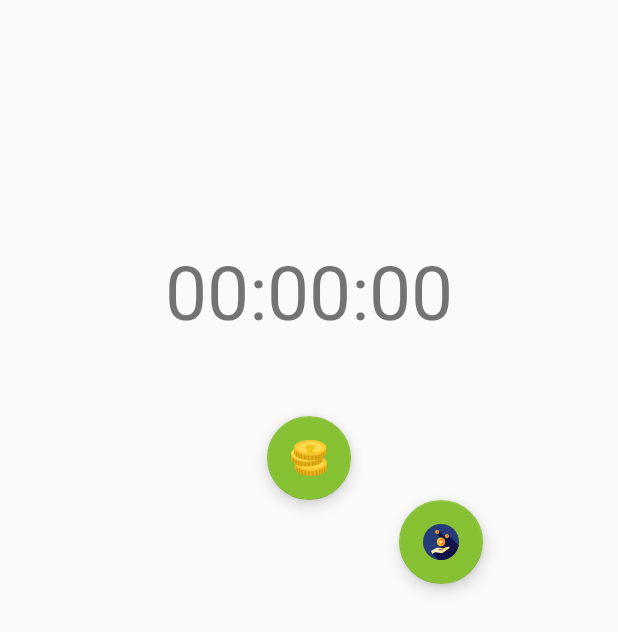
After one commit to RIZKYWAHYUS/Matapp, an Android app: the NyobaTimer screen opened directly, with no data from a screen before it, on a phone screen of 412 x 824 dp. The commit adds this screen. Shown: the top 632 px of the screen. Run offline under Robolectric (Android 15) with nearby library versions, the phone set to English and light mode, and no system bars; our stand-ins replace ButterKnife; libraries missing offline, so code that uses them is left out: io.realm; 2 statements that could not run were skipped.

Commit message:
modified:   app/build.gradle 	modified:   app/src/main/AndroidManifest.xml 	modified:   app/src/main/java/com/example/user/matapp/Fragment1.java 	new file:   app/src/main/java/com/example/user/matapp/MyService.java 	new file:   app/src/main/java/com/example/user/matapp/NyobaTimer.java 	new file:   app/src/main/java/com/example/user/matapp/ScreenReceiver.java 	new file:   app/src/main/res/layout/activity_nyoba_timer.xml 	modified:   app/src/main/res/layout/fragment_4.xml 	modified:   build.gradle

```diff
--- a/app/src/main/AndroidManifest.xml
+++ b/app/src/main/AndroidManifest.xml
@@ -68,10 +68,11 @@
                 android:name="android.support.PARENT_ACTIVITY"
                 android:value="com.example.user.matapp.Main2Activity" />
         </activity>
-        <activity android:name=".LeaderboardAsli"></activity>
+        <activity android:name=".LeaderboardAsli" />
         <activity
             android:name=".Ozil"
-            android:label="Mesut Ozil"></activity>
+            android:label="Mesut Ozil" />
+        <activity android:name=".NyobaTimer"></activity>
     </application>
 
 </manifest>
--- a/app/src/main/java/com/example/user/matapp/Fragment1.java
+++ b/app/src/main/java/com/example/user/matapp/Fragment1.java
@@ -158,7 +158,7 @@ public class Fragment1 extends Fragment {
                 startActivity(intent);
                 break;
             case 5:
-                intent = new Intent(getActivity().getApplicationContext(), Statistika.class);
+                intent = new Intent(getActivity().getApplicationContext(), NyobaTimer.class);
                 startActivity(intent);
                 break;
             case 6:
--- /dev/null
+++ b/app/src/main/java/com/example/user/matapp/NyobaTimer.java
@@ -0,0 +1,173 @@
+package com.example.user.matapp;
+
+import android.app.AlertDialog;
+import android.content.BroadcastReceiver;
+import android.content.ComponentName;
+import android.content.Context;
+import android.content.Intent;
+import android.content.ServiceConnection;
+import android.os.Handler;
+import android.os.IBinder;
+import android.os.Message;
+import android.support.design.widget.FloatingActionButton;
+import android.support.v7.app.AppCompatActivity;
+import android.os.Bundle;
+import android.util.Log;
+import android.widget.TextView;
+
+import java.net.URISyntaxException;
+
+import butterknife.BindView;
+import butterknife.ButterKnife;
+import butterknife.OnClick;
+import io.realm.Realm;
+import io.realm.RealmConfiguration;
+
+public class NyobaTimer extends AppCompatActivity {
+
+    public static final String REALM_NAME = "FastBeer";
+    public static Handler sHandler;
+    private int secs = 0;
+    private int mins = 0;
+    private int millis = 0;
+    private long currentTime = 0L;
+    private boolean isBound = false;
+    private boolean isRuning = false;
+    private MyService myService;
+    private Intent mIntent;
+    private Realm mRealm;
+    private AlertDialog.Builder mDialogBuilder;
+    @BindView(R.id.timer)
+    TextView time;
+    @BindView(R.id.fab_playPause)
+    FloatingActionButton fabPlayPause;
+
+    BroadcastReceiver ScreenReceiver;
+    @Override
+    protected void onCreate(Bundle savedInstanceState) {
+        super.onCreate(savedInstanceState);
+        setContentView(R.layout.activity_nyoba_timer);
+
+        ScreenReceiver = new ScreenReceiver();
+
+
+        myService = new MyService();
+        ButterKnife.bind(this);
+
+        mRealm = Realm.getInstance(new RealmConfiguration.Builder(this)
+                .name(NyobaTimer.REALM_NAME)
+                .build());
+
+
+
+        mIntent = new Intent(this, MyService.class);
+        startService(mIntent);
+        bindService(mIntent, myConnection, Context.BIND_AUTO_CREATE);
+
+        NyobaTimer.sHandler = new Handler() {
+
+            @Override
+            public void handleMessage(Message timeMsg) {
+                super.handleMessage(timeMsg);
+
+                currentTime = Long.valueOf(timeMsg.obj.toString());
+
+                secs = (int) (currentTime / 1000);
+                mins = secs / 60;
+                secs = secs % 60;
+                millis = (int) (currentTime % 1000);
+                setTime();
+            }
+        };
+
+    }
+
+
+    @Override
+    protected void onPause() {
+        try {
+            this.ScreenReceiver.onReceive(getApplicationContext(), Intent.getIntent(Intent.ACTION_SCREEN_OFF));
+        } catch (URISyntaxException e) {
+            e.printStackTrace();
+        }
+        Log.d("STATUS:", "melalui nyobatimer onPause");
+
+        mins = 0;
+        secs = 0;
+        millis = 0;
+        setTime();
+        super.onPause();
+
+    }
+
+    @Override
+    protected void onResume() {
+
+        try {
+            this.ScreenReceiver.onReceive(getApplicationContext(), Intent.getIntent(Intent.ACTION_SCREEN_ON));
+        } catch (URISyntaxException e) {
+            e.printStackTrace();
+        }
+        Log.d("STATUS:", "melalui nyobatimer onResume");
+        super.onResume();
+    }
+
+
+
+
+    @OnClick(R.id.fab_playPause)
+    public void playPause() {
+
+        myService.startStop();
+        if(!isRuning){
+            fabPlayPause.setImageResource(R.drawable.ic_menu_share);
+            isRuning = true;
+        } else if(isRuning){
+            fabPlayPause.setImageResource(R.drawable.coins);
+            isRuning = false;
+        }
+
+    }
+
+
+
+    @OnClick(R.id.fab_reset)
+    public void reset() {
+
+        myService.reset();
+        mins = 0;
+        secs = 0;
+        millis = 0;
+        setTime();
+        isRuning=false;
+
+    }
+
+
+    private ServiceConnection myConnection = new ServiceConnection() {
+        @Override
+        public void onServiceConnected(ComponentName name, IBinder service) {
+
+            MyService.LocalBinder binder = (MyService.LocalBinder) service;
+            myService = binder.getService();
+            isBound = true;
+        }
+
+        @Override
+        public void onServiceDisconnected(ComponentName name) {
+            isBound = false;
+        }
+    };
+
+    public void setTime() {
+        time.setText("" + mins + ":" + String.format("%02d", secs) + ":"
+                + String.format("%03d", millis));
+    }
+//
+//    @Override
+//    protected void onDestroy() {
+//        super.onDestroy();
+//        mRealm.close();
+//    }
+
+}
--- /dev/null
+++ b/app/src/main/java/com/example/user/matapp/ScreenReceiver.java
@@ -0,0 +1,30 @@
+package com.example.user.matapp;
+
+import android.content.BroadcastReceiver;
+import android.content.Context;
+import android.content.Intent;
+import android.util.Log;
+
+public class ScreenReceiver extends BroadcastReceiver {
+
+    private boolean screenOff;
+
+    @Override
+    public void onReceive(Context context, Intent intent) {
+        Log.d("STATUS:", "melalui ScreenREceiver onReceive()");
+
+        if (intent.getAction().equals(Intent.ACTION_SCREEN_OFF)) {
+            screenOff = true;
+            Log.d("STATUS:", "melalui nyobatimer onPause if");
+
+        } else if (intent.getAction().equals(Intent.ACTION_SCREEN_ON)) {
+            screenOff = false;
+            Log.d("STATUS:", "melalui nyobatimer onPause else if");
+
+        }
+        Intent i = new Intent(context, MyService.class);
+        i.putExtra("screen_state", screenOff);
+        context.startService(i);
+    }
+
+}
--- /dev/null
+++ b/app/src/main/res/layout/activity_nyoba_timer.xml
@@ -0,0 +1,49 @@
+<?xml version="1.0" encoding="utf-8"?>
+<RelativeLayout xmlns:android="http://schemas.android.com/apk/res/android"
+    xmlns:app="http://schemas.android.com/apk/res-auto"
+    xmlns:tools="http://schemas.android.com/tools"
+    android:layout_width="match_parent"
+    android:layout_height="match_parent"
+    tools:context="com.example.user.matapp.NyobaTimer">
+
+
+    <TextView android:id="@+id/timer"
+        android:layout_width="wrap_content"
+        android:layout_height="wrap_content"
+        android:layout_alignParentTop="true"
+        android:layout_centerHorizontal="true"
+        android:textSize="50sp"
+
+        android:text="00:00:00"
+        android:layout_marginTop="160dp" />
+
+    <android.support.design.widget.FloatingActionButton
+        android:id="@+id/fab_playPause"
+        android:layout_width="wrap_content"
+        android:layout_height="wrap_content"
+        android:layout_gravity="bottom|end"
+        app:rippleColor="@color/putih"
+        android:src="@drawable/coins"
+        android:layout_marginLeft="16dp"
+        android:layout_marginRight="16dp"
+        android:layout_below="@+id/timer"
+        android:layout_centerHorizontal="true"
+        android:layout_marginTop="50dp"
+        android:focusable="false" />
+
+
+    <android.support.design.widget.FloatingActionButton
+        android:id="@+id/fab_reset"
+        android:layout_width="wrap_content"
+        android:layout_height="wrap_content"
+        android:layout_gravity="bottom|end"
+        app:rippleColor="@android:color/holo_red_dark"
+        app:fabSize="normal"
+        android:src="@drawable/ic_donation"
+        android:layout_marginLeft="16dp"
+        android:layout_marginRight="16dp"
+        android:layout_marginBottom="32dp"
+        android:layout_below="@+id/fab_playPause"
+        android:layout_toEndOf="@+id/fab_playPause" />
+
+</RelativeLayout>
--- a/app/src/main/res/layout/fragment_4.xml
+++ b/app/src/main/res/layout/fragment_4.xml
@@ -37,4 +37,6 @@
         android:background="#EDD"
         android:layout_below="@+id/switch2"/>
 
+
+
 </RelativeLayout>
--- a/build.gradle
+++ b/build.gradle
@@ -6,7 +6,7 @@ buildscript {
     }
     dependencies {
         classpath 'com.android.tools.build:gradle:2.3.3'
-
+        classpath 'com.neenbedankt.gradle.plugins:android-apt:1.8'
         // NOTE: Do not place your application dependencies here; they belong
         // in the individual module build.gradle files
     }
```
Also changed, not shown: app/build.gradle (+7 -2 lines), app/src/main/java/com/example/user/matapp/MyService.java (added, +111 -0 lines).
